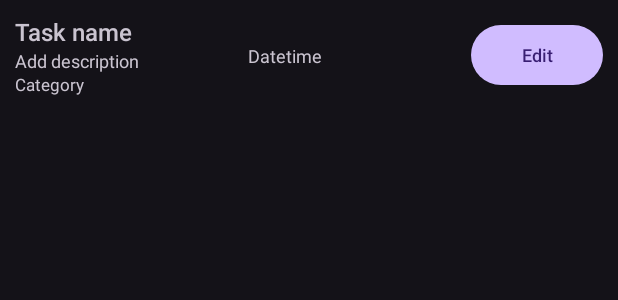
After one commit to szymonaszek01/to-do-android-app, an Android app: the layout task_item.xml on its own in the app's theme, with its tools: preview values and no code run, on a phone screen of 412 x 824 dp. The commit adds this screen. Shown: the top 300 px of the screen. Run offline under Robolectric (Android 15) with nearby library versions, the phone set to English and light mode, and no system bars.

Commit message:
task-012 Adding item views and strings

```diff
--- /dev/null
+++ b/app/src/main/res/layout/category_dropdown_list_item.xml
@@ -0,0 +1,9 @@
+<TextView
+    xmlns:android="http://schemas.android.com/apk/res/android"
+    android:layout_width="match_parent"
+    android:layout_height="wrap_content"
+    android:padding="16dp"
+    android:ellipsize="end"
+    android:maxLines="1"
+    android:textAppearance="?attr/textAppearanceSubtitle1"
+    />
--- /dev/null
+++ b/app/src/main/res/layout/task_item.xml
@@ -0,0 +1,87 @@
+<?xml version="1.0" encoding="utf-8"?>
+<androidx.constraintlayout.widget.ConstraintLayout xmlns:android="http://schemas.android.com/apk/res/android"
+    xmlns:app="http://schemas.android.com/apk/res-auto"
+    xmlns:tools="http://schemas.android.com/tools"
+    android:layout_width="match_parent"
+    android:layout_height="wrap_content"
+    android:layout_margin="10dp">
+
+    <LinearLayout
+        android:layout_width="match_parent"
+        android:layout_height="wrap_content"
+        android:orientation="horizontal"
+        android:textAlignment="gravity"
+        app:layout_constraintBottom_toBottomOf="parent"
+        app:layout_constraintEnd_toEndOf="parent"
+        app:layout_constraintStart_toStartOf="parent"
+        app:layout_constraintTop_toTopOf="parent">
+
+        <LinearLayout
+            android:layout_width="wrap_content"
+            android:layout_height="wrap_content"
+            android:layout_marginRight="5dp"
+            android:layout_weight="1"
+            android:orientation="vertical"
+            android:textAlignment="gravity">
+
+            <TextView
+                android:id="@+id/task_name"
+                android:layout_width="wrap_content"
+                android:layout_height="wrap_content"
+                android:layout_weight="1"
+                android:fontFamily="sans-serif-medium"
+                android:text="@string/task_name"
+                android:textSize="16sp" />
+
+            <TextView
+                android:id="@+id/task_desc"
+                android:layout_width="wrap_content"
+                android:layout_height="match_parent"
+                android:layout_weight="1"
+                android:text="@string/desc_field"
+                android:textSize="12sp" />
+
+
+            <TextView
+                android:id="@+id/task_category"
+                android:layout_width="wrap_content"
+                android:layout_height="wrap_content"
+                android:layout_weight="1"
+                android:text="@string/category"
+                android:textSize="11sp" />
+
+        </LinearLayout>
+
+        <TextView
+            android:id="@+id/task_datetime"
+            android:layout_width="wrap_content"
+            android:layout_height="match_parent"
+            android:layout_margin="5dp"
+            android:layout_weight="2"
+            android:gravity="center"
+            android:text="@string/datetime"
+            android:textAlignment="gravity"
+            android:textSize="12sp" />
+
+        <ImageView
+            android:id="@+id/is_attached"
+            android:layout_width="wrap_content"
+            android:layout_height="match_parent"
+            android:layout_weight="2"
+            android:scaleX="0.90"
+            android:scaleY="0.90"
+            app:layout_constraintBottom_toBottomOf="parent"
+            app:layout_constraintTop_toTopOf="parent" />
+
+        <Button
+            android:id="@+id/edit_button"
+            android:layout_width="wrap_content"
+            android:layout_height="wrap_content"
+            android:layout_gravity="center"
+            android:text="@string/edit"
+            android:textAlignment="center"
+            android:textSize="12sp" />
+
+    </LinearLayout>
+
+</androidx.constraintlayout.widget.ConstraintLayout>
--- a/app/src/main/res/values/strings.xml
+++ b/app/src/main/res/values/strings.xml
@@ -1,3 +1,24 @@
 <resources>
     <string name="app_name">toDoApp</string>
+    <!-- TODO: Remove or change this placeholder text -->
+    <string name="add">Add</string>
+    <string name="name_field">Task name</string>
+    <string name="desc_field">Add description</string>
+    <string name="add_task">Add Task</string>
+    <string name="add_category">Add category</string>
+    <string name="select_category">Select category</string>
+    <string name="your_categories">Your categories</string>
+    <string name="type_new_cat">Type new category name</string>
+    <string name="edit">Edit</string>
+    <string name="category">Category</string>
+    <string name="task_name">Task name</string>
+    <string name="select_date">Select task deadline</string>
+    <string name="datetime">Datetime</string>
+    <string name="update_task">Update</string>
+    <string name="add_attachment">Attach</string>
+    <string name="attachment">Attachment:</string>
+    <string name="add_notify_1h_before">Add notify 1h before</string>
+    <string name="created_at">Created at:</string>
+    <string name="hide_outdated">Hide outdated</string>
+    <string name="show_outdated">Show outdated</string>
 </resources>
```
